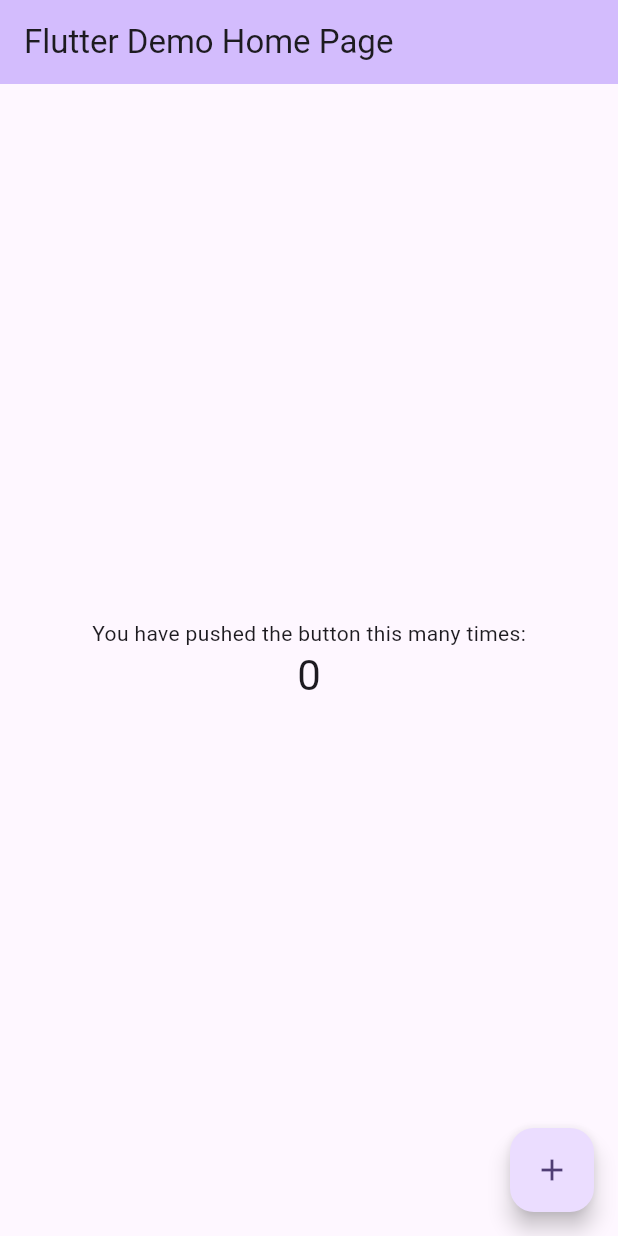
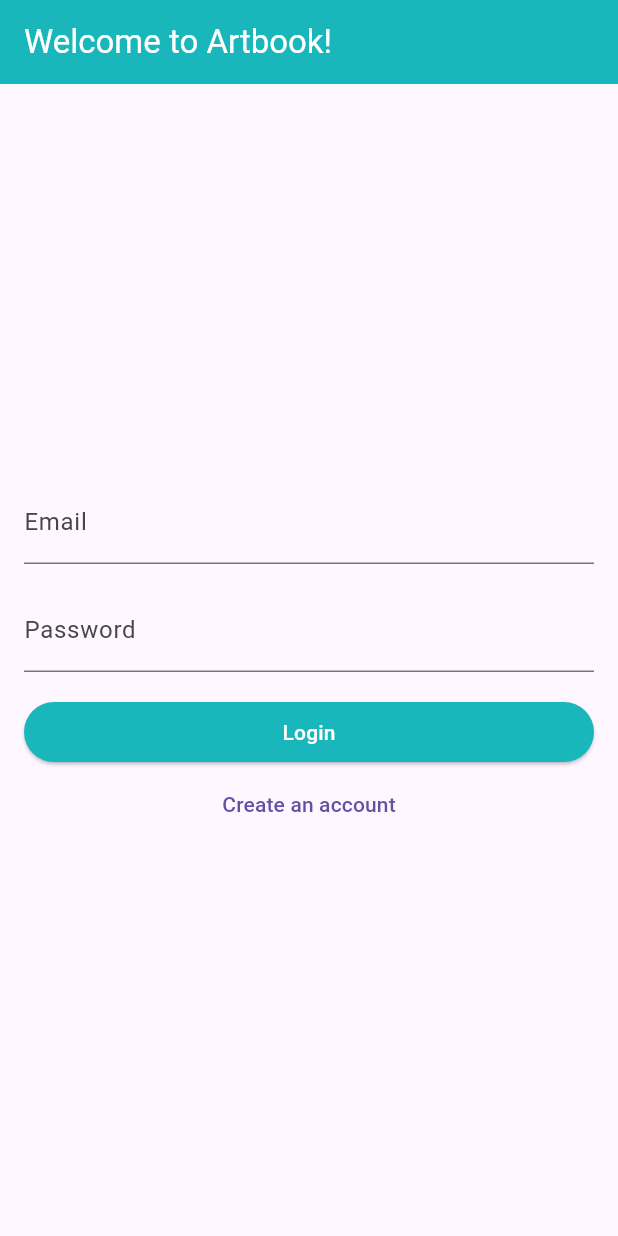
Before and after one commit to Zhgorrin/Art-Gallery, a Flutter app: the screen it shows after launch, on a phone screen of 412 x 824 dp. Run offline on Flutter 3.47's test engine with Material 3 defaults, Android fonts, the phone set to English and light mode, and no system bars; our stand-ins replace cloud_firestore, firebase_auth, firebase_core; accounts and stored records are empty.

Commit message:
Add files via upload
General layout of the app was implemented, along with functional registration/login using firebase.

```diff
--- /dev/null
+++ b/pj2/lib/login.dart
@@ -0,0 +1,122 @@
+// login.dart
+import 'package:flutter/material.dart';
+import 'package:firebase_auth/firebase_auth.dart';
+import 'package:cloud_firestore/cloud_firestore.dart';
+import 'package:pj2/registration.dart';
+import 'package:pj2/artboard.dart';
+
+class ArtbookLoginScreen extends StatefulWidget {
+  const ArtbookLoginScreen({super.key});
+
+  @override
+  _ArtbookLoginScreenState createState() => _ArtbookLoginScreenState();
+}
+
+class _ArtbookLoginScreenState extends State<ArtbookLoginScreen> {
+  final TextEditingController _emailController = TextEditingController();
+  final TextEditingController _passwordController = TextEditingController();
+
+  void _login() async {
+    try {
+      UserCredential userCredential =
+          await FirebaseAuth.instance.signInWithEmailAndPassword(
+        email: _emailController.text,
+        password: _passwordController.text,
+      );
+
+      DocumentSnapshot userSnapshot = await FirebaseFirestore.instance
+          .collection('users')
+          .doc(userCredential.user!.uid)
+          .get();
+
+      if (userSnapshot.exists) {
+        Navigator.pushReplacement(
+          context,
+          MaterialPageRoute(
+              builder: (context) => const ArtbookDashboardScreen()),
+        );
+      } else {
+        ScaffoldMessenger.of(context).showSnackBar(
+          const SnackBar(
+              content: Text('User data not found. Please register first.')),
+        );
+      }
+    } on FirebaseAuthException catch (e) {
+      if (e.code == 'user-not-found') {
+        ScaffoldMessenger.of(context).showSnackBar(
+          const SnackBar(
+              content:
+                  Text('No user found for that email. Please register first.')),
+        );
+      } else if (e.code == 'wrong-password') {
+        ScaffoldMessenger.of(context).showSnackBar(
+          const SnackBar(
+              content: Text('Wrong password provided for that user.')),
+        );
+      } else {
+        ScaffoldMessenger.of(context).showSnackBar(
+          SnackBar(content: Text('Login failed: ${e.message}')),
+        );
+      }
+    }
+  }
+
+  void _navigateToRegistration() {
+    Navigator.push(
+      context,
+      MaterialPageRoute(
+          builder: (context) => const ArtbookRegistrationScreen()),
+    );
+  }
+
+  @override
+  Widget build(BuildContext context) {
+    return Scaffold(
+      appBar: AppBar(
+        title: const Text(
+          'Welcome to Artbook!',
+          style: TextStyle(color: Colors.white),
+        ),
+        backgroundColor: const Color.fromARGB(255, 25, 182, 187),
+      ),
+      body: Padding(
+        padding: const EdgeInsets.all(16.0),
+        child: Column(
+          mainAxisAlignment: MainAxisAlignment.center,
+          children: [
+            TextField(
+              controller: _emailController,
+              decoration: const InputDecoration(labelText: 'Email'),
+            ),
+            const SizedBox(height: 16.0),
+            TextField(
+              controller: _passwordController,
+              decoration: const InputDecoration(labelText: 'Password'),
+              obscureText: true,
+            ),
+            const SizedBox(height: 16.0),
+            ElevatedButton(
+              onPressed: _login,
+              style: ElevatedButton.styleFrom(
+                backgroundColor: const Color.fromARGB(255, 25, 182, 187),
+              ),
+              child: Container(
+                alignment: Alignment.center,
+                width: double.infinity,
+                child: const Text(
+                  'Login',
+                  style: TextStyle(color: Colors.white),
+                ),
+              ),
+            ),
+            TextButton(
+              onPressed: _navigateToRegistration,
+              style: TextButton.styleFrom(),
+              child: const Text('Create an account'),
+            ),
+          ],
+        ),
+      ),
+    );
+  }
+}
--- a/pj2/lib/main.dart
+++ b/pj2/lib/main.dart
@@ -1,125 +1,23 @@
+// main.dart
 import 'package:flutter/material.dart';
+import 'package:pj2/splash_screen.dart';
+import 'package:firebase_core/firebase_core.dart';
+import 'package:pj2/firebase_options.dart';
 
-void main() {
+void main() async {
+  WidgetsFlutterBinding.ensureInitialized();
+  await Firebase.initializeApp(options: DefaultFirebaseOptions.currentPlatform);
   runApp(const MyApp());
 }
 
 class MyApp extends StatelessWidget {
   const MyApp({super.key});
 
-  // This widget is the root of your application.
   @override
   Widget build(BuildContext context) {
-    return MaterialApp(
-      title: 'Flutter Demo',
-      theme: ThemeData(
-        // This is the theme of your application.
-        //
-        // TRY THIS: Try running your application with "flutter run". You'll see
-        // the application has a purple toolbar. Then, without quitting the app,
-        // try changing the seedColor in the colorScheme below to Colors.green
-        // and then invoke "hot reload" (save your changes or press the "hot
-        // reload" button in a Flutter-supported IDE, or press "r" if you used
-        // the command line to start the app).
-        //
-        // Notice that the counter didn't reset back to zero; the application
-        // state is not lost during the reload. To reset the state, use hot
-        // restart instead.
-        //
-        // This works for code too, not just values: Most code changes can be
-        // tested with just a hot reload.
-        colorScheme: ColorScheme.fromSeed(seedColor: Colors.deepPurple),
-        useMaterial3: true,
-      ),
-      home: const MyHomePage(title: 'Flutter Demo Home Page'),
+    return const MaterialApp(
+      title: 'Artbook',
+      home: SplashScreen(),
     );
   }
 }
-
-class MyHomePage extends StatefulWidget {
-  const MyHomePage({super.key, required this.title});
-
-  // This widget is the home page of your application. It is stateful, meaning
-  // that it has a State object (defined below) that contains fields that affect
-  // how it looks.
-
-  // This class is the configuration for the state. It holds the values (in this
-  // case the title) provided by the parent (in this case the App widget) and
-  // used by the build method of the State. Fields in a Widget subclass are
-  // always marked "final".
-
-  final String title;
-
-  @override
-  State<MyHomePage> createState() => _MyHomePageState();
-}
-
-class _MyHomePageState extends State<MyHomePage> {
-  int _counter = 0;
-
-  void _incrementCounter() {
-    setState(() {
-      // This call to setState tells the Flutter framework that something has
-      // changed in this State, which causes it to rerun the build method below
-      // so that the display can reflect the updated values. If we changed
-      // _counter without calling setState(), then the build method would not be
-      // called again, and so nothing would appear to happen.
-      _counter++;
-    });
-  }
-
-  @override
-  Widget build(BuildContext context) {
-    // This method is rerun every time setState is called, for instance as done
-    // by the _incrementCounter method above.
-    //
-    // The Flutter framework has been optimized to make rerunning build methods
-    // fast, so that you can just rebuild anything that needs updating rather
-    // than having to individually change instances of widgets.
-    return Scaffold(
-      appBar: AppBar(
-        // TRY THIS: Try changing the color here to a specific color (to
-        // Colors.amber, perhaps?) and trigger a hot reload to see the AppBar
-        // change color while the other colors stay the same.
-        backgroundColor: Theme.of(context).colorScheme.inversePrimary,
-        // Here we take the value from the MyHomePage object that was created by
-        // the App.build method, and use it to set our appbar title.
-        title: Text(widget.title),
-      ),
-      body: Center(
-        // Center is a layout widget. It takes a single child and positions it
-        // in the middle of the parent.
-        child: Column(
-          // Column is also a layout widget. It takes a list of children and
-          // arranges them vertically. By default, it sizes itself to fit its
-          // children horizontally, and tries to be as tall as its parent.
-          //
-          // Column has various properties to control how it sizes itself and
-          // how it positions its children. Here we use mainAxisAlignment to
-          // center the children vertically; the main axis here is the vertical
-          // axis because Columns are vertical (the cross axis would be
-          // horizontal).
-          //
-          // TRY THIS: Invoke "debug painting" (choose the "Toggle Debug Paint"
-          // action in the IDE, or press "p" in the console), to see the
-          // wireframe for each widget.
-          mainAxisAlignment: MainAxisAlignment.center,
-          children: <Widget>[
-            const Text(
-              'You have pushed the button this many times:',
-            ),
-            Text(
-              '$_counter',
-              style: Theme.of(context).textTheme.headlineMedium,
-            ),
-          ],
-        ),
-      ),
-      floatingActionButton: FloatingActionButton(
-        onPressed: _incrementCounter,
-        tooltip: 'Increment',
-        child: const Icon(Icons.add),
-      ), // This trailing comma makes auto-formatting nicer for build methods.
-    );
-  }
-}
```
Also changed, not shown: pj2/lib/add.dart (added, +18 -0 lines), pj2/lib/artboard.dart (added, +77 -0 lines), pj2/lib/myart.dart (added, +18 -0 lines), pj2/lib/profile.dart (added, +18 -0 lines), pj2/lib/registration.dart (added, +123 -0 lines), pj2/lib/splash_screen.dart (added, +43 -0 lines), pj2/lib/firebase_options.dart (added).
